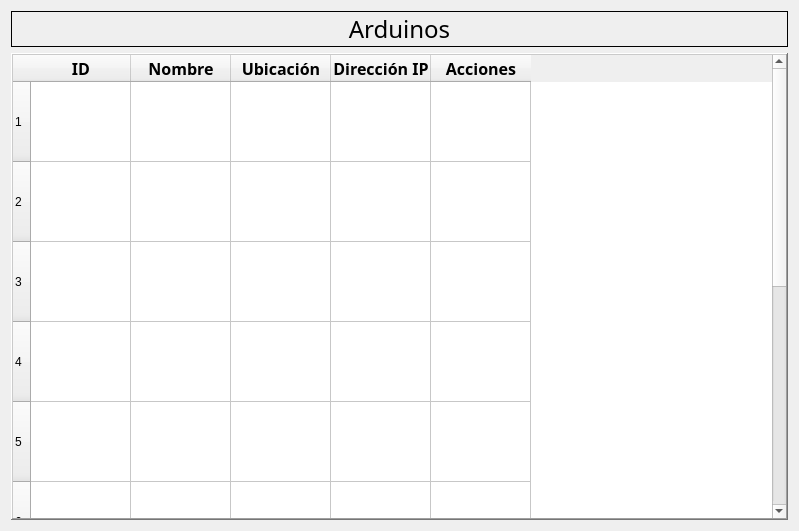
Above: SafeSpace/client/src/view/arduinos/subpages/machinespage.ui from Svndda/CI-0123-PIRS-incomprendidos before the change. Below: the same form after it.
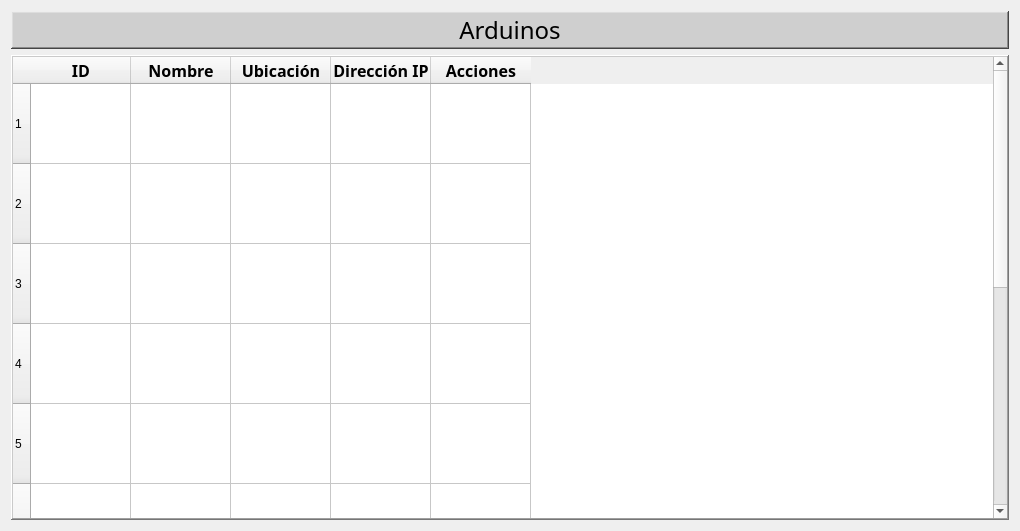
That is the form after the change.

Commit message: refactor: bg and text colors changed.

What changed in the file:
```diff
--- a/SafeSpace/client/src/view/arduinos/subpages/machinespage.ui
+++ b/SafeSpace/client/src/view/arduinos/subpages/machinespage.ui
@@ -6,16 +6,34 @@
    <rect>
     <x>0</x>
     <y>0</y>
-    <width>799</width>
+    <width>1020</width>
     <height>531</height>
    </rect>
   </property>
+  <property name="sizePolicy">
+   <sizepolicy hsizetype="Expanding" vsizetype="Expanding">
+    <horstretch>0</horstretch>
+    <verstretch>0</verstretch>
+   </sizepolicy>
+  </property>
   <property name="windowTitle">
    <string>Form</string>
   </property>
   <layout class="QGridLayout" name="gridLayout">
    <item row="0" column="0">
     <widget class="QLabel" name="arduinos_label">
+     <property name="sizePolicy">
+      <sizepolicy hsizetype="Expanding" vsizetype="Expanding">
+       <horstretch>0</horstretch>
+       <verstretch>0</verstretch>
+      </sizepolicy>
+     </property>
+     <property name="maximumSize">
+      <size>
+       <width>16777215</width>
+       <height>50</height>
+      </size>
+     </property>
      <property name="font">
       <font>
        <family>Impact</family>
@@ -23,8 +41,15 @@
        <bold>false</bold>
       </font>
      </property>
+     <property name="styleSheet">
+      <string notr="true">color: black;
+background-color: rgb(207, 207, 207);</string>
+     </property>
      <property name="frameShape">
-      <enum>QFrame::Shape::Panel</enum>
+      <enum>QFrame::Shape::WinPanel</enum>
+     </property>
+     <property name="frameShadow">
+      <enum>QFrame::Shadow::Raised</enum>
      </property>
      <property name="text">
       <string>Arduinos</string>
@@ -36,6 +61,9 @@
    </item>
    <item row="1" column="0">
     <widget class="QTableWidget" name="arduinos_table">
+     <property name="styleSheet">
+      <string notr="true"/>
+     </property>
      <property name="frameShape">
       <enum>QFrame::Shape::WinPanel</enum>
      </property>
```
The commit also changes 6 other files.
